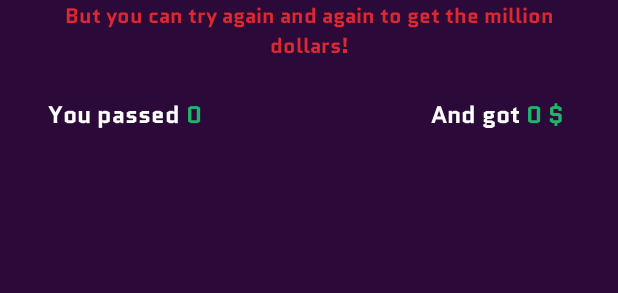
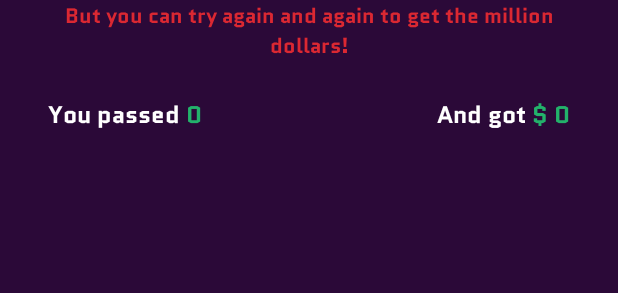
Before and after one commit to Mustafa-Ahmed1/WhoWantsToBeAMillionaire, an Android app: the layout fragment_result.xml on its own in the app's theme, with its tools: preview values and no code run, on a phone screen of 412 x 824 dp. Shown: the part 530-823 px from the top of the screen. Run offline under Robolectric (Android 15) with nearby library versions, the light colour scheme and no system bars; network calls fail.

Commit message:
change result screen data from its viewModel

```diff
--- a/app/src/main/res/layout/fragment_result.xml
+++ b/app/src/main/res/layout/fragment_result.xml
@@ -20,7 +20,8 @@
             android:id="@+id/screen_on_winning"
             android:layout_width="match_parent"
             android:layout_height="match_parent"
-            android:visibility="gone">
+            app:showWhenWin="@{viewModel.stage}"
+            tools:visibility="gone">
 
             <com.airbnb.lottie.LottieAnimationView
                 android:id="@+id/winner_badge"
@@ -65,6 +66,7 @@
             android:id="@+id/screen_on_losing"
             android:layout_width="match_parent"
             android:layout_height="match_parent"
+            app:showWhenLose="@{viewModel.stage}"
             tools:visibility="visible">
 
             <ImageView
@@ -123,6 +125,7 @@
                 android:textColor="@color/green"
                 app:layout_constraintStart_toEndOf="@+id/pass_title"
                 app:layout_constraintTop_toTopOf="@+id/pass_title"
+                app:levelText="@{viewModel.stage}"
                 tools:text="0" />
 
 
@@ -145,7 +148,8 @@
                 android:textColor="@color/green"
                 app:layout_constraintEnd_toEndOf="@+id/loss_textView"
                 app:layout_constraintTop_toBottomOf="@+id/loss_textView"
-                tools:text="0 $ " />
+                app:rewardText="@{viewModel.stage}"
+                tools:text="$ 0" />
 
         </androidx.constraintlayout.widget.ConstraintLayout>
 
@@ -167,11 +171,11 @@
             style="@style/TextStyle.Large"
             android:layout_width="0dp"
             android:layout_height="48dp"
+            android:layout_marginHorizontal="@dimen/spacing_extra_large"
+            android:layout_marginBottom="@dimen/spacing_xx_large"
             android:background="@drawable/button_purple_large"
             android:onClick="@{() -> viewModel.onBackToHomeClicked()}"
             android:text="@string/back_to_home"
-            android:layout_marginHorizontal="@dimen/spacing_extra_large"
-            android:layout_marginBottom="@dimen/spacing_xx_large"
             android:textAllCaps="false"
             app:layout_constraintBottom_toBottomOf="parent"
             app:layout_constraintEnd_toEndOf="parent"
```
Also changed, not shown: app/src/main/java/com/frenchfriesfamily/whowantstobeamillionaire/utils/bindingAdapters/TextViewBindingAdapters.kt (+11 -0 lines), app/src/main/java/com/frenchfriesfamily/whowantstobeamillionaire/utils/bindingAdapters/ViewBindingAdapters.kt (+19 -0 lines), app/src/main/java/com/frenchfriesfamily/whowantstobeamillionaire/view/result/ResultFragment.kt (+2 -6 lines), app/src/main/java/com/frenchfriesfamily/whowantstobeamillionaire/view/result/ResultsViewModel.kt (+7 -1 lines).
